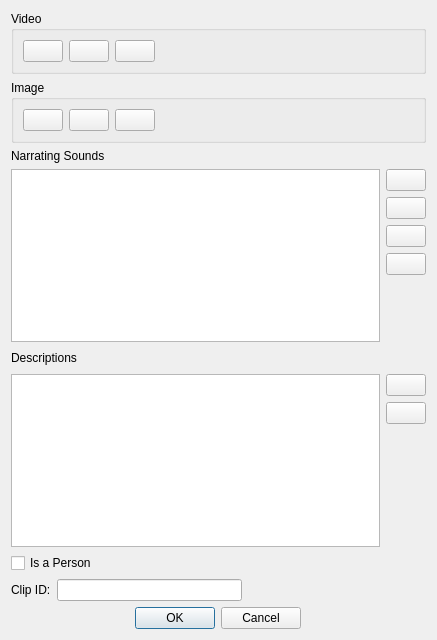
Before: the Qt Designer form ui/clipeditor.ui in tdauth/gustavsfairyland, drawn with Qt 5.
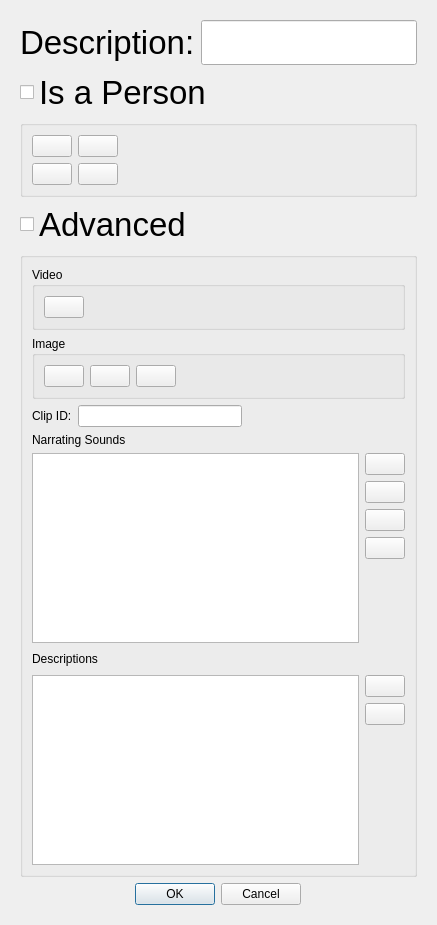
After: the same form once the commit is applied. Icons and pictures are not drawn.

Commit message:
Simplified recording GUI and clip package dialog GUI
- Directly start recording a video
- Only show elements for video, one narrating sound, description
and is person by default.
- Everything else is in an advanced group box.
- The same goes for the clip package dialog.

What changed in the file:
```diff
--- a/ui/clipeditor.ui
+++ b/ui/clipeditor.ui
@@ -7,14 +7,400 @@
     <x>0</x>
     <y>0</y>
     <width>437</width>
-    <height>640</height>
+    <height>925</height>
    </rect>
   </property>
   <property name="windowTitle">
    <string>Clip</string>
   </property>
   <layout class="QGridLayout" name="gridLayout">
-   <item row="5" column="0">
+   <item row="0" column="0" alignment="Qt::AlignHCenter|Qt::AlignVCenter">
+    <widget class="QWidget" name="widget" native="true">
+     <layout class="QVBoxLayout" name="verticalLayout_6">
+      <item>
+       <layout class="QHBoxLayout" name="horizontalLayout_3">
+        <item>
+         <widget class="QLabel" name="label_4">
+          <property name="font">
+           <font>
+            <pointsize>25</pointsize>
+           </font>
+          </property>
+          <property name="text">
+           <string>Description:</string>
+          </property>
+         </widget>
+        </item>
+        <item>
+         <widget class="QLineEdit" name="lineEdit">
+          <property name="font">
+           <font>
+            <pointsize>25</pointsize>
+           </font>
+          </property>
+         </widget>
+        </item>
+       </layout>
+      </item>
+      <item>
+       <layout class="QHBoxLayout" name="horizontalLayout_2">
+        <item>
+         <widget class="QCheckBox" name="isAPersonCheckBox">
+          <property name="font">
+           <font>
+            <pointsize>25</pointsize>
+           </font>
+          </property>
+          <property name="text">
+           <string>Is a Person</string>
+          </property>
+         </widget>
+        </item>
+        <item>
+         <spacer name="horizontalSpacer">
+          <property name="orientation">
+           <enum>Qt::Horizontal</enum>
+          </property>
+          <property name="sizeHint" stdset="0">
+           <size>
+            <width>74</width>
+            <height>20</height>
+           </size>
+          </property>
+         </spacer>
+        </item>
+       </layout>
+      </item>
+      <item>
+       <widget class="QGroupBox" name="videoGroupBox">
+        <property name="title">
+         <string/>
+        </property>
+        <layout class="QVBoxLayout" name="verticalLayout_8">
+         <item>
+          <layout class="QHBoxLayout" name="horizontalLayout_10">
+           <item alignment="Qt::AlignHCenter">
+            <widget class="QPushButton" name="recordVideoPushButton">
+             <property name="sizePolicy">
+              <sizepolicy hsizetype="Fixed" vsizetype="Fixed">
+               <horstretch>0</horstretch>
+               <verstretch>0</verstretch>
+              </sizepolicy>
+             </property>
+             <property name="text">
+              <string/>
+             </property>
+             <property name="icon">
+              <iconset>
+               <normalon>:/themes/oxygen/128x128/devices/camera-web.png</normalon>
+              </iconset>
+             </property>
+             <property name="iconSize">
+              <size>
+               <width>32</width>
+               <height>32</height>
+              </size>
+             </property>
+            </widget>
+           </item>
+           <item alignment="Qt::AlignHCenter">
+            <widget class="QPushButton" name="playVideoPushButton">
+             <property name="text">
+              <string/>
+             </property>
+             <property name="icon">
+              <iconset resource="../oxygen-icons-png-master/oxygen.qrc">
+               <normaloff>:/themes/oxygen/32x32/actions/media-playback-start.png</normaloff>:/themes/oxygen/32x32/actions/media-playback-start.png</iconset>
+             </property>
+             <property name="iconSize">
+              <size>
+               <width>32</width>
+               <height>32</height>
+              </size>
+             </property>
+            </widget>
+           </item>
+           <item>
+            <spacer name="horizontalSpacer_5">
+             <property name="orientation">
+              <enum>Qt::Horizontal</enum>
+             </property>
+             <property name="sizeHint" stdset="0">
+              <size>
+               <width>40</width>
+               <height>20</height>
+              </size>
+             </property>
+            </spacer>
+           </item>
+           <item>
+            <widget class="QLabel" name="videoLabel">
+             <property name="sizePolicy">
+              <sizepolicy hsizetype="Expanding" vsizetype="Preferred">
+               <horstretch>0</horstretch>
+               <verstretch>0</verstretch>
+              </sizepolicy>
+             </property>
+             <property name="text">
+              <string/>
+             </property>
+             <property name="scaledContents">
+              <bool>true</bool>
+             </property>
+             <property name="wordWrap">
+              <bool>true</bool>
+             </property>
+            </widget>
+           </item>
+          </layout>
+         </item>
+         <item>
+          <layout class="QHBoxLayout" name="horizontalLayout_11">
+           <item alignment="Qt::AlignHCenter">
+            <widget class="QPushButton" name="simpleRecordNarratingSoundPushButton">
+             <property name="sizePolicy">
+              <sizepolicy hsizetype="Minimum" vsizetype="Fixed">
+               <horstretch>0</horstretch>
+               <verstretch>0</verstretch>
+              </sizepolicy>
+             </property>
+             <property name="text">
+              <string/>
+             </property>
+             <property name="icon">
+              <iconset>
+               <normalon>:/themes/oxygen/128x128/devices/audio-input-microphone.png</normalon>
+              </iconset>
+             </property>
+             <property name="iconSize">
+              <size>
+               <width>32</width>
+               <height>32</height>
+              </size>
+             </property>
+            </widget>
+           </item>
+           <item alignment="Qt::AlignHCenter">
+            <widget class="QPushButton" name="simplePlayNarratingSoundPushButton">
+             <property name="text">
+              <string/>
+             </property>
+             <property name="icon">
+              <iconset resource="../oxygen-icons-png-master/oxygen.qrc">
+               <normaloff>:/themes/oxygen/32x32/actions/media-playback-start.png</normaloff>:/themes/oxygen/32x32/actions/media-playback-start.png</iconset>
+             </property>
+             <property name="iconSize">
+              <size>
+               <width>32</width>
+               <height>32</height>
+              </size>
+             </property>
+            </widget>
+           </item>
+           <item>
+            <spacer name="horizontalSpacer_4">
+             <property name="orientation">
+              <enum>Qt::Horizontal</enum>
+             </property>
+             <property name="sizeHint" stdset="0">
+              <size>
+               <width>40</width>
+               <height>20</height>
+              </size>
+             </property>
+            </spacer>
+           </item>
+          </layout>
+         </item>
+        </layout>
+       </widget>
+      </item>
+      <item>
+       <widget class="QCheckBox" name="checkBox">
+        <property name="font">
+         <font>
+          <pointsize>25</pointsize>
+         </font>
+        </property>
+        <property name="text">
+         <string>Advanced</string>
+        </property>
+       </widget>
+      </item>
+      <item>
+       <widget class="QGroupBox" name="advancedGroupBox">
+        <property name="title">
+         <string/>
+        </property>
+        <layout class="QVBoxLayout" name="verticalLayout_5">
+         <item>
+          <widget class="QGroupBox" name="groupBox">
+           <property name="title">
+            <string>Video</string>
+           </property>
+           <layout class="QVBoxLayout" name="verticalLayout_7">
+            <item>
+             <widget class="QPushButton" name="videoPushButton">
+              <property name="sizePolicy">
+               <sizepolicy hsizetype="Fixed" vsizetype="Fixed">
+                <horstretch>0</horstretch>
+                <verstretch>0</verstretch>
+               </sizepolicy>
+              </property>
+              <property name="text">
+               <string/>
+              </property>
+              <property name="icon">
+               <iconset>
+                <normalon>:/themes/oxygen/128x128/places/folder-blue.png</normalon>
+               </iconset>
+              </property>
+              <property name="iconSize">
+               <size>
+                <width>32</width>
+                <height>32</height>
+               </size>
+              </property>
+             </widget>
+            </item>
+           </layout>
+          </widget>
+         </item>
+         <item>
+          <widget class="QGroupBox" name="groupBox_2">
+           <property name="title">
+            <string>Image</string>
+           </property>
+           <layout class="QHBoxLayout" name="horizontalLayout_4">
+            <item>
+             <widget class="QPushButton" name="captureImagePushButton">
+              <property name="sizePolicy">
+               <sizepolicy hsizetype="Fixed" vsizetype="Fixed">
+                <horstretch>0</horstretch>
+                <verstretch>0</verstretch>
+               </sizepolicy>
+              </property>
+              <property name="text">
+               <string/>
+              </property>
+              <property name="icon">
+               <iconset>
+                <normalon>:/themes/oxygen/128x128/devices/camera-photo.png</normalon>
+               </iconset>
+              </property>
+              <property name="iconSize">
+               <size>
+                <width>32</width>
+                <height>32</height>
+               </size>
+              </property>
+             </widget>
+            </item>
+            <item>
+             <widget class="QPushButton" name="showImageButton">
+              <property name="text">
+               <string/>
+              </property>
+              <property name="icon">
+               <iconset resource="../oxygen-icons-png-master/oxygen.qrc">
+                <normaloff>:/themes/oxygen/32x32/actions/edit-image-face-show.png</normaloff>:/themes/oxygen/32x32/actions/edit-image-face-show.png</iconset>
+              </property>
+              <property name="iconSize">
+               <size>
+                <width>32</width>
+                <height>32</height>
+               </size>
+              </property>
+             </widget>
+            </item>
+            <item>
+             <widget class="QPushButton" name="imagePushButton">
+              <property name="sizePolicy">
+               <sizepolicy hsizetype="Fixed" vsizetype="Fixed">
+                <horstretch>0</horstretch>
+                <verstretch>0</verstretch>
+               </sizepolicy>
+              </property>
+              <property name="text">
+               <string/>
+              </property>
+              <property name="icon">
+               <iconset>
+                <normalon>:/themes/oxygen/128x128/places/folder-blue.png</normalon>
+               </iconset>
+              </property>
+              <property name="iconSize">
+               <size>
+                <width>32</width>
+                <height>32</height>
+               </size>
+              </property>
+             </widget>
+            </item>
+            <item>
+             <spacer name="horizontalSpacer_2">
+              <property name="orientation">
+               <enum>Qt::Horizontal</enum>
+              </property>
+              <property name="sizeHint" stdset="0">
+               <size>
+                <width>40</width>
+                <height>20</height>
+               </size>
+              </property>
+             </spacer>
+            </item>
+            <item>
+             <widget class="QLabel" name="imageLabel">
+              <property name="text">
+               <string/>
+              </property>
+             </widget>
+            </item>
+            <item>
+             <widget class="QLabel" name="imagePathLabel">
+              <property name="text">
+               <string/>
+              </property>
+              <property name="scaledContents">
+               <bool>true</bool>
+              </property>
+              <property name="wordWrap">
+               <bool>true</bool>
+              </property>
+             </widget>
+            </item>
+           </layout>
+          </widget>
+         </item>
+         <item>
+          <layout class="QHBoxLayout" name="horizontalLayout">
+           <item>
+            <widget class="QLabel" name="label">
+             <property name="text">
+              <string>Clip ID:</string>
+             </property>
+            </widget>
+           </item>
+           <item>
+            <widget class="QLineEdit" name="clipIdLineEdit"/>
+           </item>
+           <item>
+            <spacer name="horizontalSpacer_7">
+             <property name="orientation">
+              <enum>Qt::Horizontal</enum>
+             </property>
+             <property name="sizeHint" stdset="0">
+              <size>
+               <width>40</width>
+               <height>20</height>
+              </size>
+             </property>
+            </spacer>
+           </item>
+          </layout>
+         </item>
+         <item>
     <layout class="QVBoxLayout" name="verticalLayout_2">
      <item>
       <layout class="QHBoxLayout" name="horizontalLayout_7">
@@ -136,14 +522,7 @@
      </item>
     </layout>
    </item>
-   <item row="9" column="0" alignment="Qt::AlignHCenter">
-    <widget class="QDialogButtonBox" name="buttonBox">
-     <property name="standardButtons">
-      <set>QDialogButtonBox::Cancel|QDialogButtonBox::Ok</set>
-     </property>
-    </widget>
-   </item>
-   <item row="6" column="0">
+         <item>
     <layout class="QVBoxLayout" name="verticalLayout_4">
      <item>
       <layout class="QHBoxLayout" name="horizontalLayout_8">
@@ -231,264 +610,13 @@
      </item>
     </layout>
    </item>
-   <item row="8" column="0">
-    <layout class="QHBoxLayout" name="horizontalLayout">
-     <item>
-      <widget class="QLabel" name="label">
-       <property name="text">
-        <string>Clip ID:</string>
-       </property>
-      </widget>
-     </item>
-     <item>
-      <widget class="QLineEdit" name="clipIdLineEdit"/>
-     </item>
-     <item>
-      <spacer name="horizontalSpacer_7">
-       <property name="orientation">
-        <enum>Qt::Horizontal</enum>
-       </property>
-       <property name="sizeHint" stdset="0">
-        <size>
-         <width>40</width>
-         <height>20</height>
-        </size>
-       </property>
-      </spacer>
-     </item>
-    </layout>
-   </item>
-   <item row="3" column="0">
-    <widget class="QGroupBox" name="groupBox">
-     <property name="title">
-      <string>Video</string>
-     </property>
-     <layout class="QHBoxLayout" name="horizontalLayout_10">
-      <item>
-       <widget class="QPushButton" name="recordVideoPushButton">
-        <property name="sizePolicy">
-         <sizepolicy hsizetype="Fixed" vsizetype="Fixed">
-          <horstretch>0</horstretch>
-          <verstretch>0</verstretch>
-         </sizepolicy>
-        </property>
-        <property name="text">
-         <string/>
-        </property>
-        <property name="icon">
-         <iconset>
-          <normalon>:/themes/oxygen/128x128/devices/camera-web.png</normalon>
-         </iconset>
-        </property>
-        <property name="iconSize">
-         <size>
-          <width>32</width>
-          <height>32</height>
-         </size>
-        </property>
+        </layout>
        </widget>
       </item>
-      <item>
-       <widget class="QPushButton" name="playVideoPushButton">
-        <property name="text">
-         <string/>
-        </property>
-        <property name="icon">
-         <iconset resource="../oxygen-icons-png-master/oxygen.qrc">
-          <normaloff>:/themes/oxygen/32x32/actions/media-playback-start.png</normaloff>:/themes/oxygen/32x32/actions/media-playback-start.png</iconset>
-        </property>
-        <property name="iconSize">
-         <size>
-          <width>32</width>
-          <height>32</height>
-         </size>
-        </property>
-       </widget>
-      </item>
-      <item>
-       <widget class="QPushButton" name="videoPushButton">
-        <property name="sizePolicy">
-         <sizepolicy hsizetype="Fixed" vsizetype="Fixed">
-          <horstretch>0</horstretch>
-          <verstretch>0</verstretch>
-         </sizepolicy>
-        </property>
-        <property name="text">
-         <string/>
-        </property>
-        <property name="icon">
-         <iconset>
-          <normalon>:/themes/oxygen/128x128/places/folder-blue.png</normalon>
-         </iconset>
-        </property>
-        <property name="iconSize">
-         <size>
-          <width>32</width>
-          <height>32</height>
-         </size>
-        </property>
-       </widget>
-      </item>
-      <item>
-       <spacer name="horizontalSpacer_5">
-        <property name="orientation">
-         <enum>Qt::Horizontal</enum>
-        </property>
-        <property name="sizeHint" stdset="0">
-         <size>
-          <width>40</width>
-          <height>20</height>
-         </size>
-        </property>
-       </spacer>
-      </item>
-      <item>
-       <widget class="QLabel" name="videoLabel">
-        <property name="sizePolicy">
-         <sizepolicy hsizetype="Expanding" vsizetype="Preferred">
-          <horstretch>0</horstretch>
-          <verstretch>0</verstretch>
-         </sizepolicy>
-        </property>
-        <property name="text">
-         <string/>
-        </property>
-        <property name="scaledContents">
-         <bool>true</bool>
-        </property>
-        <property name="wordWrap">
-         <bool>true</bool>
-        </property>
-       </widget>
-      </item>
-     </layout>
-    </widget>
-   </item>
-   <item row="7" column="0">
-    <layout class="QHBoxLayout" name="horizontalLayout_2">
-     <item>
-      <widget class="QCheckBox" name="isAPersonCheckBox">
-       <property name="text">
-        <string>Is a Person</string>
-       </property>
-      </widget>
-     </item>
-     <item>
-      <spacer name="horizontalSpacer">
-       <property name="orientation">
-        <enum>Qt::Horizontal</enum>
-       </property>
-       <property name="sizeHint" stdset="0">
-        <size>
-         <width>74</width>
-         <height>20</height>
-        </size>
-       </property>
-      </spacer>
-     </item>
-    </layout>
-   </item>
-   <item row="4" column="0">
-    <widget class="QGroupBox" name="groupBox_2">
-     <property name="title">
-      <string>Image</string>
-     </property>
-     <layout class="QHBoxLayout" name="horizontalLayout_4">
-      <item>
-       <widget class="QPushButton" name="captureImagePushButton">
-        <property name="sizePolicy">
-         <sizepolicy hsizetype="Fixed" vsizetype="Fixed">
-          <horstretch>0</horstretch>
-          <verstretch>0</verstretch>
-         </sizepolicy>
-        </property>
-        <property name="text">
-         <string/>
-        </property>
-        <property name="icon">
-         <iconset>
-          <normalon>:/themes/oxygen/128x128/devices/camera-photo.png</normalon>
-         </iconset>
-        </property>
-        <property name="iconSize">
-         <size>
-          <width>32</width>
-          <height>32</height>
-         </size>
-        </property>
-       </widget>
-      </item>
-      <item>
-       <widget class="QPushButton" name="showImageButton">
-        <property name="text">
-         <string/>
-        </property>
-        <property name="icon">
-         <iconset resource="../oxygen-icons-png-master/oxygen.qrc">
-          <normaloff>:/themes/oxygen/32x32/actions/edit-image-face-show.png</normaloff>:/themes/oxygen/32x32/actions/edit-image-face-show.png</iconset>
-        </property>
-        <property name="iconSize">
-         <size>
-          <width>32</width>
-          <height>32</height>
-         </size>
-        </property>
-       </widget>
-      </item>
-      <item>
-       <widget class="QPushButton" name="imagePushButton">
-        <property name="sizePolicy">
-         <sizepolicy hsizetype="Fixed" vsizetype="Fixed">
-          <horstretch>0</horstretch>
-          <verstretch>0</verstretch>
-         </sizepolicy>
-        </property>
-        <property name="text">
-         <string/>
-        </property>
-        <property name="icon">
-         <iconset>
-          <normalon>:/themes/oxygen/128x128/places/folder-blue.png</normalon>
-         </iconset>
-        </property>
-        <property name="iconSize">
-         <size>
-          <width>32</width>
-          <height>32</height>
-         </size>
-        </property>
-       </widget>
-      </item>
-      <item>
-       <spacer name="horizontalSpacer_2">
-        <property name="orientation">
-         <enum>Qt::Horizontal</enum>
-        </property>
-        <property name="sizeHint" stdset="0">
-         <size>
-          <width>40</width>
-          <height>20</height>
-         </size>
-        </property>
-       </spacer>
-      </item>
-      <item>
-       <widget class="QLabel" name="imageLabel">
-        <property name="text">
-         <string/>
-        </property>
-       </widget>
-      </item>
-      <item>
-       <widget class="QLabel" name="imagePathLabel">
-        <property name="text">
-         <string/>
-        </property>
-        <property name="scaledContents">
-         <bool>true</bool>
-        </property>
-        <property name="wordWrap">
-         <bool>true</bool>
+      <item alignment="Qt::AlignHCenter|Qt::AlignVCenter">
+       <widget class="QDialogButtonBox" name="buttonBox">
+        <property name="standardButtons">
+         <set>QDialogButtonBox::Cancel|QDialogButtonBox::Ok</set>
         </property>
        </widget>
       </item>
```
Left out of the diff: 19 changed lines with no effect on the pictures. Lines whose indentation alone changed are shown as unchanged. The commit also changes 11 other files.
